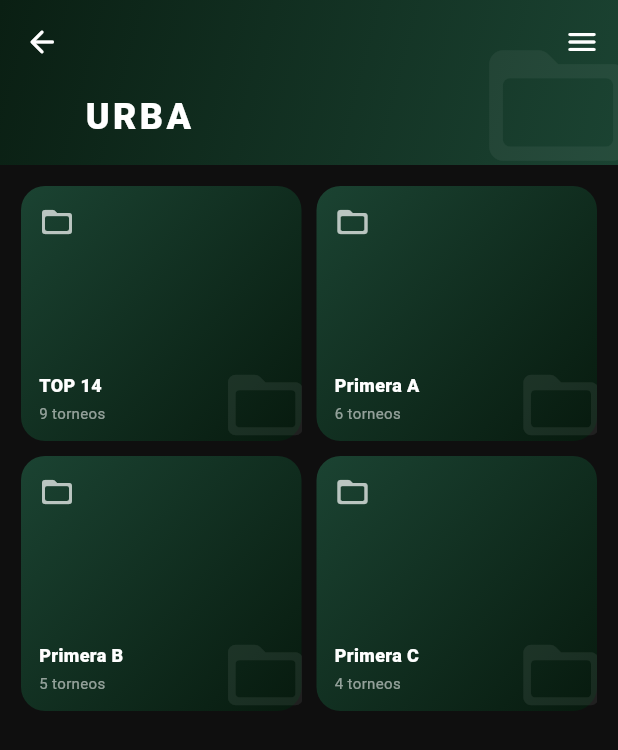
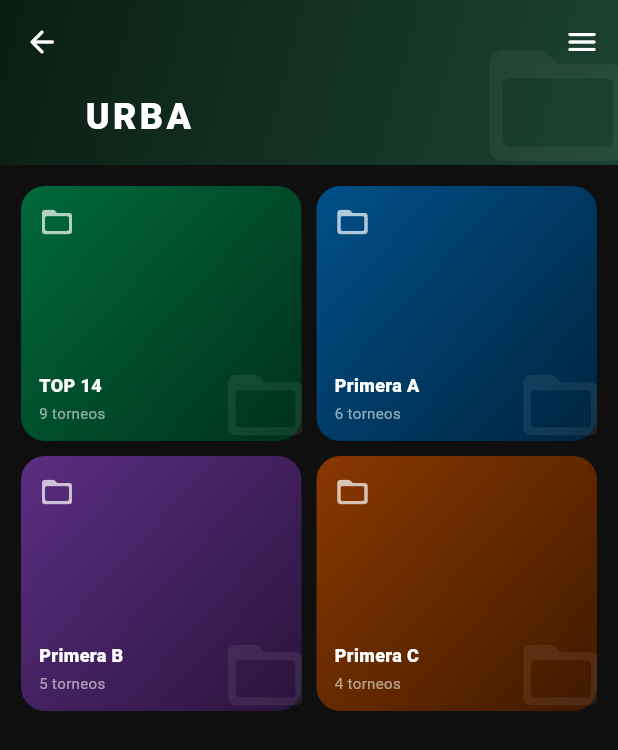
Before and after one commit to pedrocn01/rugby-score, a Flutter app: the screen it shows after launch, after a tap on "URBA", on a phone screen of 412 x 824 dp. Shown: the top 750 px of the screen. Run offline on Flutter 3.47's test engine with Material 3 defaults, Android fonts, the phone set to English and light mode, and no system bars; our stand-ins replace flutter_svg; network calls fail; Roboto replaces fonts that are missing (Georgia).

Commit message:
feat: colorear tarjetas de sub-divisiones URBA con color de su categoría
TOP 14 → verde, Primera A → azul, Primera B → violeta, Primera C → marrón.
Aplica a sub-folders y a todas las ligas individuales (Intermedia, Pre-Intermedia, M-22).

Co-Authored-By: Claude Sonnet 4.6 <noreply@anthropic.com>

```diff
--- a/lib/pages/carpeta_page.dart
+++ b/lib/pages/carpeta_page.dart
@@ -132,9 +132,21 @@ class _SubFolderTile extends StatelessWidget {
   final String folderName;
   const _SubFolderTile({required this.folderName});
 
+  Color get _primary {
+    switch (folderName) {
+      case 'TOP 14':     return const Color(0xFF006A3B);
+      case 'Primera A':  return const Color(0xFF00508A);
+      case 'Primera B':  return const Color(0xFF5C2D82);
+      case 'Primera C':  return const Color(0xFF8A3800);
+      default:           return const Color(0xFF1B4332);
+    }
+  }
+
   @override
   Widget build(BuildContext context) {
     final ligas = folders[folderName]!;
+    final primary = _primary;
+    final dark = Color.lerp(primary, Colors.black, 0.55)!;
     return GestureDetector(
       onTap: () => Navigator.push(context, MaterialPageRoute(
         builder: (_) => CarpetaPage(titulo: folderName, ligas: ligas),
@@ -142,10 +154,10 @@ class _SubFolderTile extends StatelessWidget {
       child: Container(
         decoration: BoxDecoration(
           borderRadius: BorderRadius.circular(16),
-          gradient: const LinearGradient(
+          gradient: LinearGradient(
             begin: Alignment.topLeft,
             end:   Alignment.bottomRight,
-            colors: [Color(0xFF1B4332), Color(0xFF071A0E)],
+            colors: [primary, dark],
           ),
         ),
         child: Stack(
```
Also changed, not shown: lib/config/themes.dart (+24 -1 lines).
